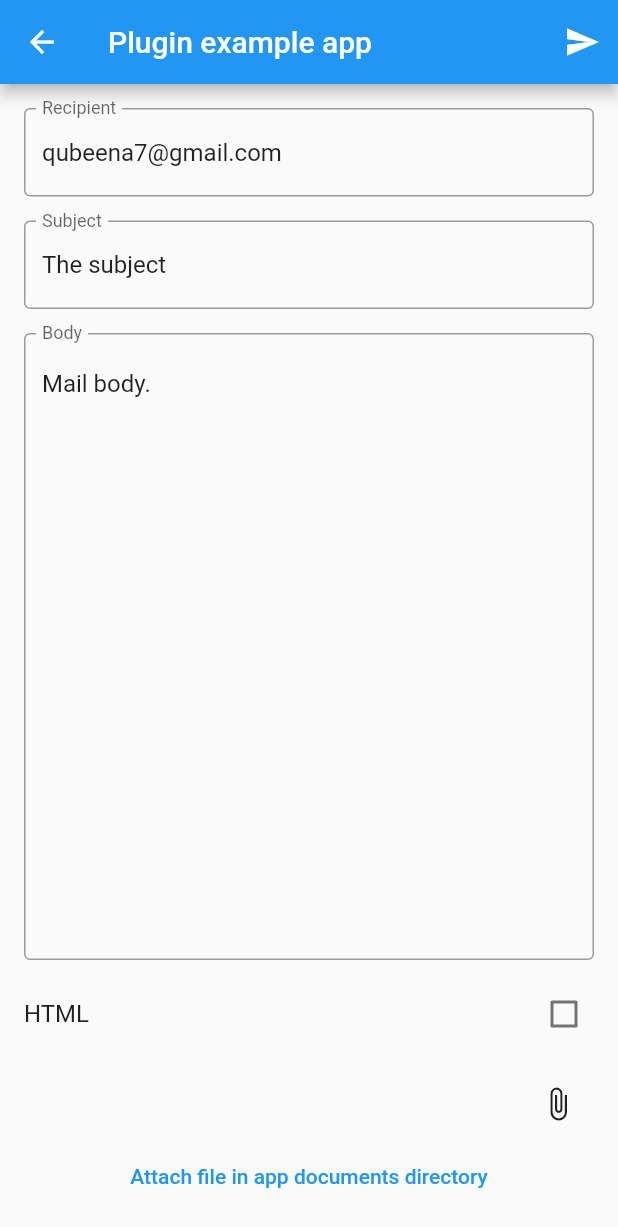
After one commit to qubeena07/Flutter-Widgets, a Flutter app: the EmailSender screen opened directly, on a phone screen of 412 x 824 dp. The commit adds this screen. Shown: the top 1227 px of the screen. Run offline on Flutter 3.47's test engine with Material 2 defaults, Android fonts, the phone set to English and light mode, and no system bars; our stand-ins replace analog_clock, animated_text_kit, barcode_widget, dotted_line, flutter_screenutil, geocoding and 6 more; missing offline and left inert: bluetooth_print, dio_client, flutter_email_sender, flutter_shake_animated, in_app_update, simple_internet_checker.

Commit message:
research on url launcher and email sender

```diff
--- /dev/null
+++ b/lib/screens/url_launcher_screen.dart
@@ -0,0 +1,249 @@
+// import 'package:flutter/material.dart';
+// import 'package:url_launcher/url_launcher.dart';
+
+// class UrlLauncherScreen extends StatefulWidget {
+//   const UrlLauncherScreen({super.key});
+
+//   @override
+//   State<UrlLauncherScreen> createState() => _UrlLauncherScreenState();
+// }
+
+// class _UrlLauncherScreenState extends State<UrlLauncherScreen> {
+//   String? encodeQueryParameters(Map<String, String> params) {
+//     return params.entries
+//         .map((MapEntry<String, String> e) =>
+//             '${Uri.encodeComponent(e.key)}=${Uri.encodeComponent(e.value)}')
+//         .join('&');
+//   }
+
+//   @override
+//   Widget build(BuildContext context) {
+//     return Scaffold(
+//       body: Container(
+//         width: double.infinity,
+//         height: double.infinity,
+//         decoration: BoxDecoration(
+//             gradient: LinearGradient(colors: [
+//           Colors.orange,
+//           const Color.fromARGB(255, 213, 90, 81).withOpacity(1),
+//           Colors.deepOrangeAccent.withOpacity(0.5)
+//         ], begin: Alignment.topRight, end: Alignment.bottomCenter)),
+//         child: GestureDetector(
+//             onTap: () async {
+//               final Uri emailLaunchUri = Uri(
+//                 scheme: 'mailto',
+//                 path: 'ranabhatdipika7@gmail.com',
+//                 query: encodeQueryParameters(<String, String>{
+//                   'subject': 'Example Subject & Symbols are allowed!',
+//                   'body': 'hello'
+//                 }),
+//               );
+
+//               await launchUrl(emailLaunchUri);
+//             },
+//             child: const Center(
+//               child:
+//                   SizedBox(width: 400, height: 200, child: Text("Send mail")),
+//             )),
+//       ),
+//     );
+//   }
+// }
+
+import 'package:flutter/material.dart';
+import 'package:flutter_email_sender/flutter_email_sender.dart';
+import 'package:image_picker/image_picker.dart';
+
+class EmailSender extends StatefulWidget {
+  const EmailSender({Key? key}) : super(key: key);
+
+  @override
+  _EmailSenderState createState() => _EmailSenderState();
+}
+
+class _EmailSenderState extends State<EmailSender> {
+  List<String> attachments = [];
+  bool isHTML = false;
+
+  final _recipientController = TextEditingController(
+    text: 'qubeena7@gmail.com',
+  );
+
+  final _subjectController = TextEditingController(text: 'The subject');
+
+  final _bodyController = TextEditingController(
+    text: 'Mail body.',
+  );
+
+  Future<void> send() async {
+    final Email email = Email(
+      body: _bodyController.text,
+      subject: _subjectController.text,
+      recipients: [_recipientController.text],
+      attachmentPaths: attachments,
+      isHTML: isHTML,
+    );
+
+    String platformResponse;
+
+    try {
+      await FlutterEmailSender.send(email);
+      platformResponse = 'success';
+    } catch (error) {
+      print(error);
+      platformResponse = error.toString();
+    }
+
+    if (!mounted) return;
+
+    ScaffoldMessenger.of(context).showSnackBar(
+      SnackBar(
+        content: Text(platformResponse),
+      ),
+    );
+  }
+
+  @override
+  Widget build(BuildContext context) {
+    return Scaffold(
+      appBar: AppBar(
+        title: const Text('Plugin example app'),
+        actions: <Widget>[
+          IconButton(
+            onPressed: send,
+            icon: const Icon(Icons.send),
+          )
+        ],
+      ),
+      body: Padding(
+        padding: const EdgeInsets.all(8.0),
+        child: Column(
+          mainAxisSize: MainAxisSize.max,
+          // mainAxisAlignment: MainAxisAlignment.spaceBetween,
+          crossAxisAlignment: CrossAxisAlignment.center,
+          children: <Widget>[
+            Padding(
+              padding: const EdgeInsets.all(8.0),
+              child: TextField(
+                controller: _recipientController,
+                decoration: const InputDecoration(
+                  border: OutlineInputBorder(),
+                  labelText: 'Recipient',
+                ),
+              ),
+            ),
+            Padding(
+              padding: const EdgeInsets.all(8.0),
+              child: TextField(
+                controller: _subjectController,
+                decoration: const InputDecoration(
+                  border: OutlineInputBorder(),
+                  labelText: 'Subject',
+                ),
+              ),
+            ),
+            Expanded(
+              child: Padding(
+                padding: const EdgeInsets.all(8.0),
+                child: TextField(
+                  controller: _bodyController,
+                  maxLines: null,
+                  expands: true,
+                  textAlignVertical: TextAlignVertical.top,
+                  decoration: const InputDecoration(
+                      labelText: 'Body', border: OutlineInputBorder()),
+                ),
+              ),
+            ),
+            CheckboxListTile(
+              contentPadding:
+                  const EdgeInsets.symmetric(vertical: 0.0, horizontal: 8.0),
+              title: const Text('HTML'),
+              onChanged: (bool? value) {
+                if (value != null) {
+                  setState(() {
+                    isHTML = value;
+                  });
+                }
+              },
+              value: isHTML,
+            ),
+            Padding(
+              padding: const EdgeInsets.all(8.0),
+              child: Column(
+                children: <Widget>[
+                  for (var i = 0; i < attachments.length; i++)
+                    Row(
+                      children: <Widget>[
+                        Expanded(
+                          child: Text(
+                            attachments[i],
+                            softWrap: false,
+                            overflow: TextOverflow.fade,
+                          ),
+                        ),
+                        IconButton(
+                          icon: const Icon(Icons.remove_circle),
+                          onPressed: () => {_removeAttachment(i)},
+                        )
+                      ],
+                    ),
+                  Align(
+                    alignment: Alignment.centerRight,
+                    child: IconButton(
+                      icon: const Icon(Icons.attach_file),
+                      onPressed: _openImagePicker,
+                    ),
+                  ),
+                  TextButton(
+                      child:
+                          const Text('Attach file in app documents directory'),
+                      onPressed: () {
+                        _openImagePicker();
+                      }
+                      // => _attachFileFromAppDocumentsDirectoy(),
+                      ),
+                ],
+              ),
+            ),
+          ],
+        ),
+      ),
+    );
+  }
+
+  void _openImagePicker() async {
+    final picker = ImagePicker();
+    PickedFile? pick = await picker.getImage(source: ImageSource.gallery);
+    if (pick != null) {
+      setState(() {
+        attachments.add(pick.path);
+      });
+    }
+  }
+
+  void _removeAttachment(int index) {
+    setState(() {
+      attachments.removeAt(index);
+    });
+  }
+
+  // Future<void> _attachFileFromAppDocumentsDirectoy() async {
+  //   try {
+  //     final appDocumentDir = await getApplicationDocumentsDirectory();
+  //     final filePath = appDocumentDir.path + '/file.txt';
+  //     final file = File(filePath);
+  //     await file.writeAsString('Text file in app directory');
+
+  //     setState(() {
+  //       attachments.add(filePath);
+  //     });
+  //   } catch (e) {
+  //     ScaffoldMessenger.of(context).showSnackBar(
+  //       const SnackBar(
+  //         content: Text('Failed to create file in applicion directory'),
+  //       ),
+  //     );
+  //   }
+  // }
+}
--- a/pubspec.yaml
+++ b/pubspec.yaml
@@ -60,6 +60,9 @@ dependencies:
   intl: ^0.18.1
   bluetooth_print: ^4.3.0
   analog_clock: ^0.1.1
+  barcode_widget: ^2.0.3
+  flutter_email_sender: ^5.2.0
+  image_picker: ^0.8.7+4
 
 
 
```
Also changed, not shown: lib/screens/barcode_generator_screen.dart (added, +36 -0 lines), lib/screens/home_screen.dart (+30 -1 lines), lib/screens/login_page.dart (added, +73 -0 lines), assets/sunflower.jpeg (deleted), assets/tour.jpeg (deleted), pubspec.lock, 1 other file.
